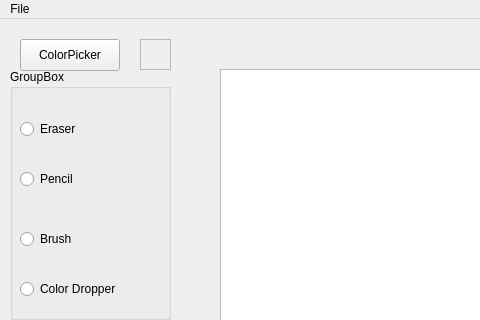
Qt form Sprite_Editor/mainwindow.ui (University-of-Utah-CS3505/a7-sprite-editor-s22-CamilleVG) before a commit; both pictures show x 0 to 480 and y 0 to 320 of the 800 by 600 pixel window.
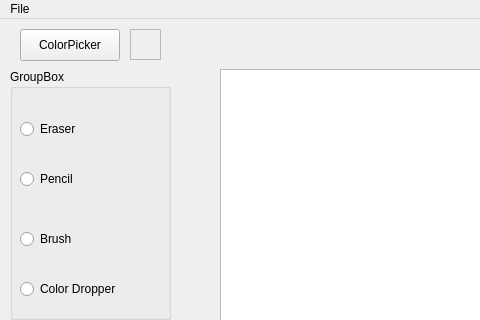
The same form after that commit.

Patch:
```diff
--- a/Sprite_Editor/mainwindow.ui
+++ b/Sprite_Editor/mainwindow.ui
@@ -127,7 +127,7 @@
     <property name="geometry">
      <rect>
       <x>20</x>
-      <y>20</y>
+      <y>10</y>
       <width>100</width>
       <height>32</height>
      </rect>
@@ -139,8 +139,8 @@
    <widget class="QFrame" name="currentColorFrame">
     <property name="geometry">
      <rect>
-      <x>140</x>
-      <y>20</y>
+      <x>130</x>
+      <y>10</y>
       <width>31</width>
       <height>31</height>
      </rect>
```
Left out of the diff: 2 changed lines with no effect on the pictures.
